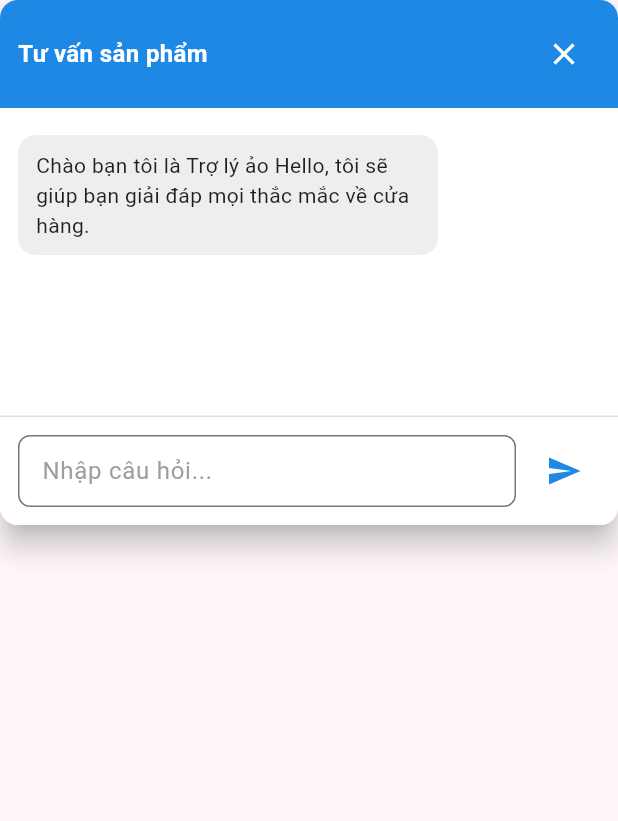
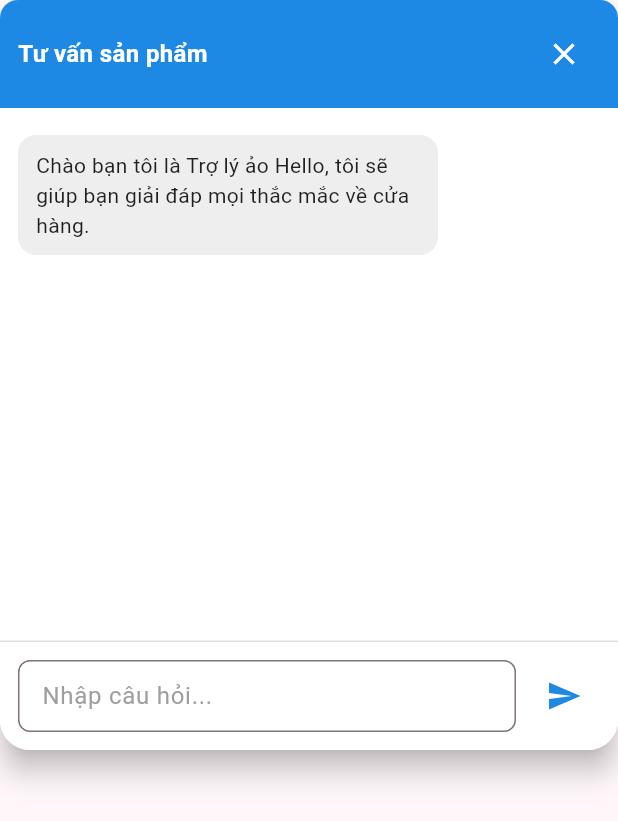
Before and after one commit to quangphamhieu/shoestorefe, a Flutter app: the ChatPopup widget shown alone on an empty page, opened directly with empty values, on a phone screen of 412 x 824 dp. Shown: the top 821 px of the screen. Run offline on Flutter 3.47's test engine with Material 3 defaults, Android fonts, the phone set to English and light mode, and no system bars; drawn by our look-alikes of flutter_markdown; our stand-ins replace dio, file_picker, get_it, go_router, image_picker, shared_preferences; accounts and stored records are empty; network calls fail.

Commit message:
update web mobile fe

```diff
--- a/shoestorefe/lib/presentation/customer/widgets/chat_popup.dart
+++ b/shoestorefe/lib/presentation/customer/widgets/chat_popup.dart
@@ -82,13 +82,13 @@ class _ChatPopupState extends State<ChatPopup> {
       left: isMobile ? 10 : null,
       child: Material(
         elevation: 8,
-        borderRadius: BorderRadius.circular(12),
+        borderRadius: BorderRadius.circular(20),
         child: Container(
-          width: isMobile ? null : 350,
-          height: isMobile ? 350 : 450,
+          width: isMobile ? null : 320,
+          height: isMobile ? 500 : 550,
           decoration: BoxDecoration(
             color: Colors.white,
-            borderRadius: BorderRadius.circular(12),
+            borderRadius: BorderRadius.circular(20),
           ),
           child: Column(
             children: [
```
Also changed, not shown: shoestorefe/lib/presentation/customer/screens/home_screen.dart (+16 -5 lines), shoestorefe/lib/presentation/customer/widgets/customer_header.dart (+5 -2 lines), 8 other files.
